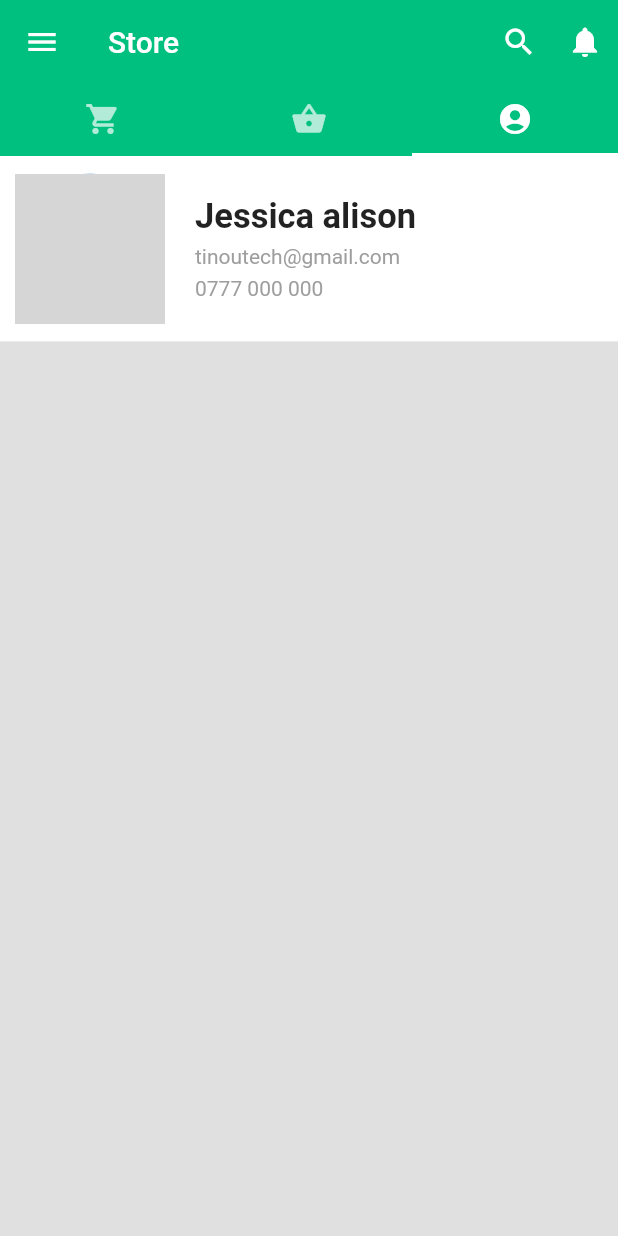
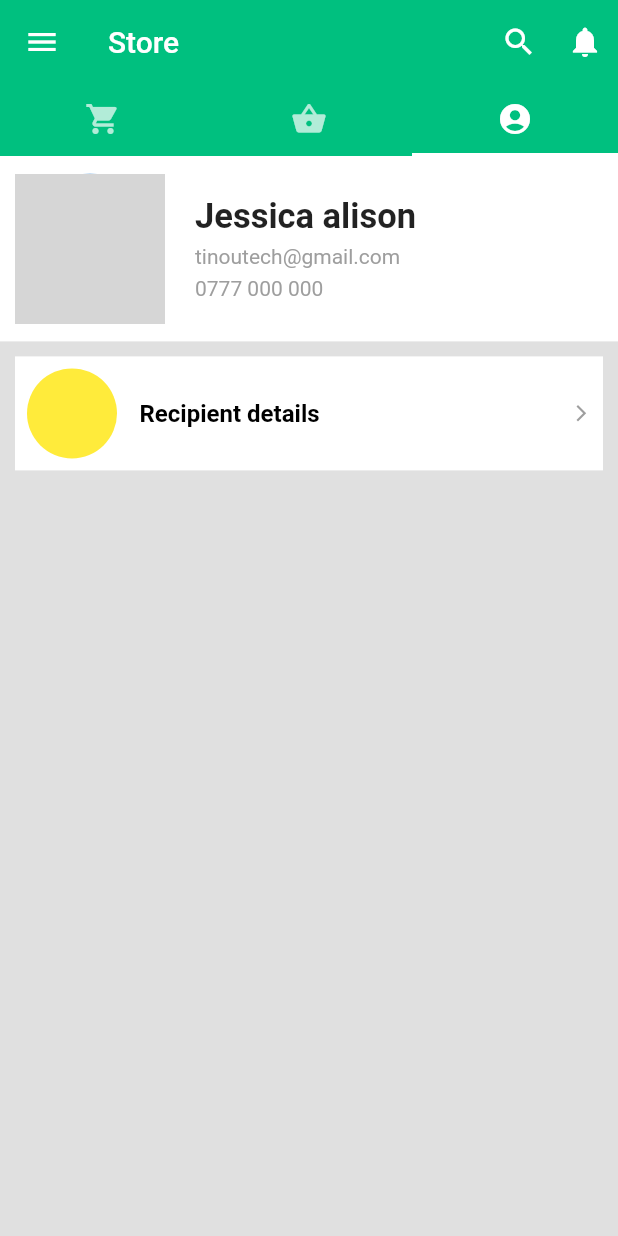
Before and after one commit to dombroks/Grocery_App, a Flutter app: the screen it shows after launch, tab 3 chosen, on a phone screen of 412 x 824 dp. Run offline on Flutter 3.47's test engine with Material 2 defaults, Android fonts, the phone set to English and light mode, and no system bars; our stand-ins replace cloud_firestore, firebase_auth; accounts and stored records are empty; network calls fail; grey boxes are pictures that could not be loaded.

Commit message:
Profile screen

```diff
--- a/lib/Screens/Profile.dart
+++ b/lib/Screens/Profile.dart
@@ -68,6 +68,44 @@ class _ProfileState extends State<Profile> {
                 )
               ],
             ),
+          ),
+          Padding(
+            padding: const EdgeInsets.all(10.0),
+            child: Container(
+                padding: EdgeInsets.all(8),
+                color: Colors.white,
+                child: Row(
+                  mainAxisAlignment: MainAxisAlignment.spaceBetween,
+                  children: [
+                    Row(
+                      children: [
+                        Container(
+                          height: 60,
+                          width: 60,
+                          decoration: BoxDecoration(
+                            shape: BoxShape.circle,
+                            color: Colors.yellow,
+                          ),
+                        ),
+                        SizedBox(
+                          width: 15,
+                        ),
+                        Text(
+                          "Recipient details",
+                          style: TextStyle(
+                              color: Colors.black,
+                              fontWeight: FontWeight.bold,
+                              fontSize: 16),
+                        ),
+                      ],
+                    ),
+                    Icon(
+                      Icons.arrow_forward_ios,
+                      size: 13,
+                      color: Colors.grey,
+                    ),
+                  ],
+                )),
           )
         ],
       ),
```
